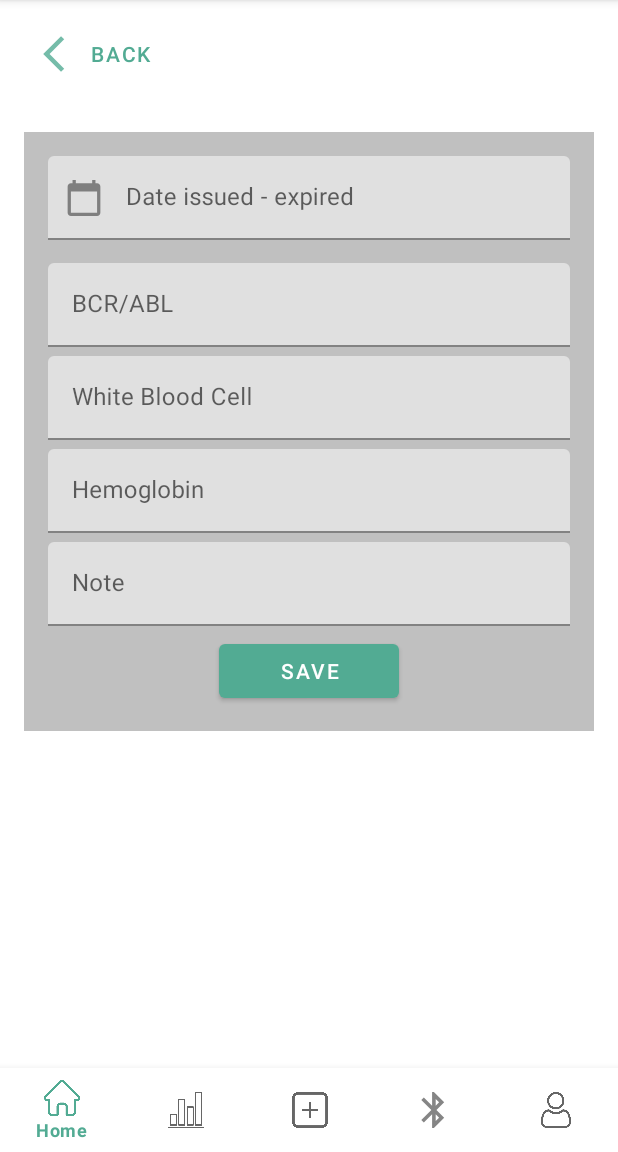
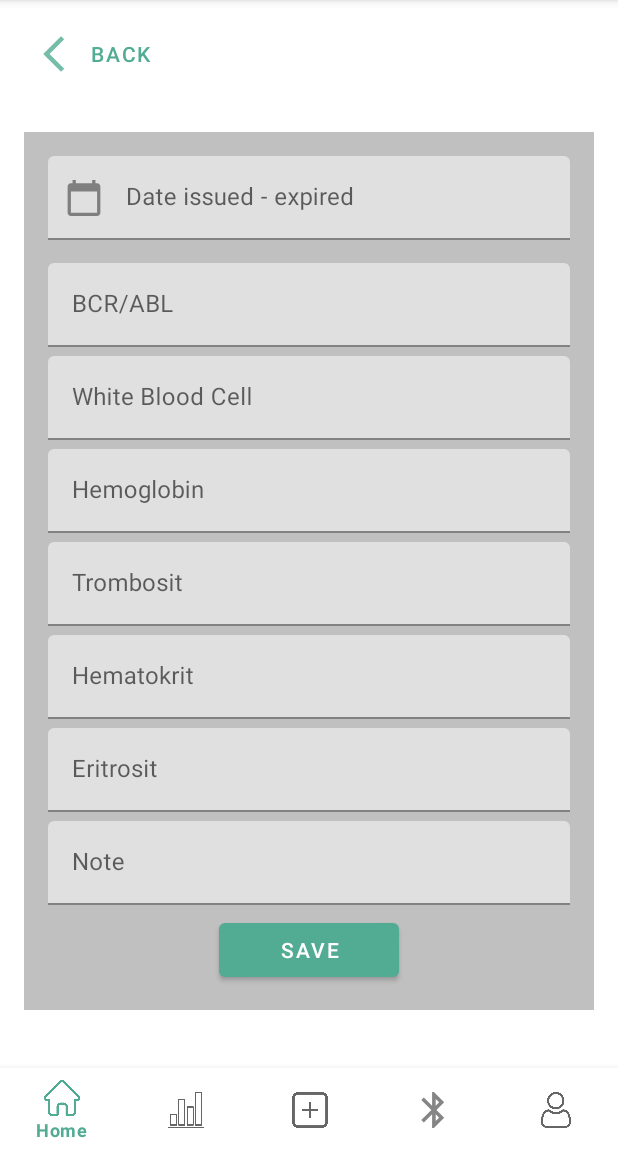
Before and after one commit to turtletear/medadh-kotlin, an Android app: the fragment ProfileAddReport placed in its activity, on a phone screen of 412 x 824 dp, the part 84-1236 px from its top. Run offline under Robolectric (Android 15) with nearby library versions, the phone set to English and light mode, and no system bars; libraries missing offline, so code that uses them is left out: com.github.mikephil.charting; 1 statement that could not run was skipped.

Commit message:
add trombosit, hematokrit, and eritrosit

```diff
--- /dev/null
+++ b/app/src/main/java/com/gagapps/medadh/dataClassReport/bodyRequest/Eritrosit.kt
@@ -0,0 +1,5 @@
+package com.gagapps.medadh.dataClassReport.bodyRequest
+
+data class Eritrosit (
+    val value: Int
+)
--- a/app/src/main/java/com/gagapps/medadh/dataClassReport/bodyRequest/Extension.kt
+++ b/app/src/main/java/com/gagapps/medadh/dataClassReport/bodyRequest/Extension.kt
@@ -4,5 +4,8 @@ data class Extension(
     val bcr_abl: BcrAbl,
     val hemoglobin: Hemoglobin,
     val note: String,
-    val wblood_cell: WbloodCell
+    val wblood_cell: WbloodCell,
+    val trombosit: Trombosit,
+    val hematokrit: Hematokrit,
+    val eritrosit: Eritrosit
 )
--- /dev/null
+++ b/app/src/main/java/com/gagapps/medadh/dataClassReport/bodyRequest/Hematokrit.kt
@@ -0,0 +1,5 @@
+package com.gagapps.medadh.dataClassReport.bodyRequest
+
+data class Hematokrit(
+    val value: Int
+)
--- /dev/null
+++ b/app/src/main/java/com/gagapps/medadh/dataClassReport/bodyRequest/Trombosit.kt
@@ -0,0 +1,5 @@
+package com.gagapps.medadh.dataClassReport.bodyRequest
+
+data class Trombosit (
+    val value: Int
+)
--- a/app/src/main/res/layout/fragment_profile_add_report.xml
+++ b/app/src/main/res/layout/fragment_profile_add_report.xml
@@ -1,11 +1,16 @@
 <?xml version="1.0" encoding="utf-8"?>
-<LinearLayout xmlns:android="http://schemas.android.com/apk/res/android"
+<ScrollView xmlns:android="http://schemas.android.com/apk/res/android"
     xmlns:tools="http://schemas.android.com/tools"
     android:layout_width="match_parent"
     android:layout_height="match_parent"
     xmlns:app="http://schemas.android.com/apk/res-auto"
+    tools:context=".fragments.ProfileAddReport">
+
+    <LinearLayout
+        android:layout_width="match_parent"
+        android:layout_height="wrap_content"
         android:orientation="vertical"
-    tools:context=".fragments.ProfileAddReport">
+        >
 
         <LinearLayout
             android:layout_width="match_parent"
@@ -105,6 +110,54 @@
             </com.google.android.material.textfield.TextInputLayout>
 
             <com.google.android.material.textfield.TextInputLayout
+                android:id="@+id/tv_trombosit"
+                android:layout_width="match_parent"
+                android:layout_height="wrap_content"
+                android:layout_marginBottom="6dp"
+                android:hint="Trombosit">
+
+                <com.google.android.material.textfield.TextInputEditText
+                    android:id="@+id/tv_trombosit_text"
+                    android:layout_width="match_parent"
+                    android:inputType="number"
+                    android:layout_height="wrap_content"
+                    />
+
+            </com.google.android.material.textfield.TextInputLayout>
+
+            <com.google.android.material.textfield.TextInputLayout
+                android:id="@+id/tv_hematokrit"
+                android:layout_width="match_parent"
+                android:layout_height="wrap_content"
+                android:layout_marginBottom="6dp"
+                android:hint="Hematokrit">
+
+                <com.google.android.material.textfield.TextInputEditText
+                    android:id="@+id/tv_hematokrit_text"
+                    android:layout_width="match_parent"
+                    android:inputType="number"
+                    android:layout_height="wrap_content"
+                    />
+
+            </com.google.android.material.textfield.TextInputLayout>
+
+            <com.google.android.material.textfield.TextInputLayout
+                android:id="@+id/tv_eritrosit"
+                android:layout_width="match_parent"
+                android:layout_height="wrap_content"
+                android:layout_marginBottom="6dp"
+                android:hint="Eritrosit">
+
+                <com.google.android.material.textfield.TextInputEditText
+                    android:id="@+id/tv_eritrosit_text"
+                    android:layout_width="match_parent"
+                    android:inputType="number"
+                    android:layout_height="wrap_content"
+                    />
+
+            </com.google.android.material.textfield.TextInputLayout>
+
+            <com.google.android.material.textfield.TextInputLayout
                 android:id="@+id/tv_report_note"
                 android:layout_width="match_parent"
                 android:layout_height="wrap_content"
@@ -127,14 +180,9 @@
                 android:layout_height="wrap_content"
                 android:text="save"
                 />
-
-
-
-
-
+        </LinearLayout>
 
     </LinearLayout>
 
 
-
-</LinearLayout>
+</ScrollView>
```
Also changed, not shown: app/src/main/java/com/gagapps/medadh/dataClassReport/Extension.kt (+8 -1 lines), app/src/main/java/com/gagapps/medadh/dataClassReport/responseDataClassReport/Extension.kt (+8 -1 lines), app/src/main/java/com/gagapps/medadh/fragments/ProfileAddReportFragment.kt (+7 -1 lines). Lines whose indentation alone changed are shown as unchanged.
